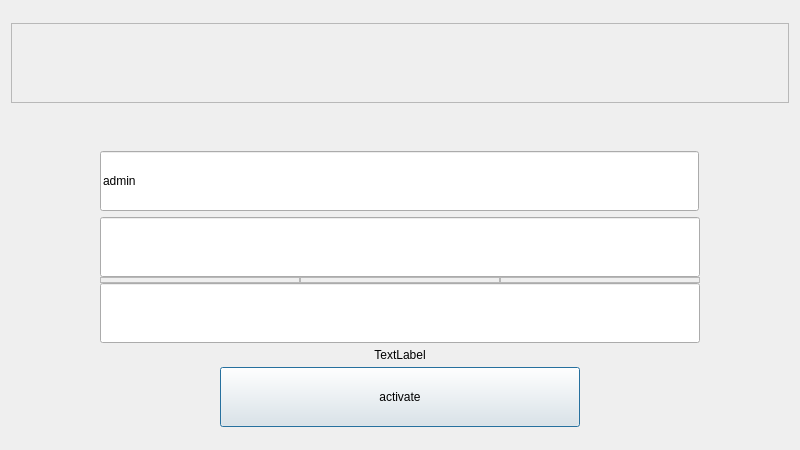
First picture: the form in app/Activation/activationdialog.ui, repository jinhang87/qtutil, before the edit.
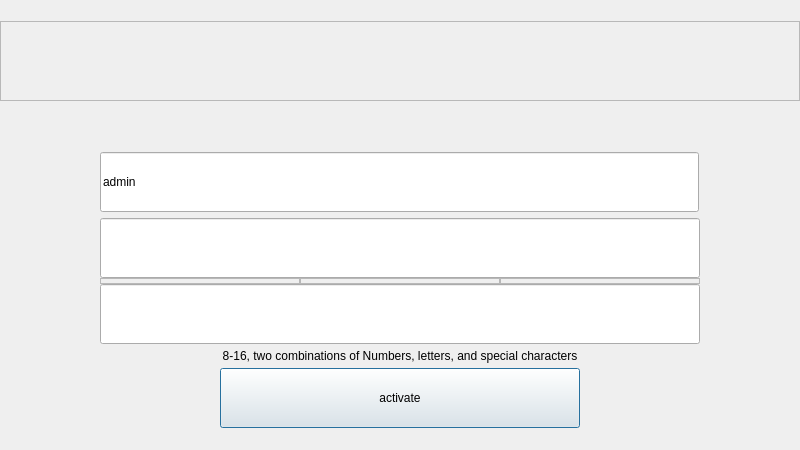
Second picture: the form after the edit.

What changed in the file:
```diff
--- a/app/Activation/activationdialog.ui
+++ b/app/Activation/activationdialog.ui
@@ -14,6 +14,21 @@
    <string>Dialog</string>
   </property>
   <layout class="QVBoxLayout" name="verticalLayout_2">
+   <property name="spacing">
+    <number>0</number>
+   </property>
+   <property name="leftMargin">
+    <number>0</number>
+   </property>
+   <property name="topMargin">
+    <number>0</number>
+   </property>
+   <property name="rightMargin">
+    <number>0</number>
+   </property>
+   <property name="bottomMargin">
+    <number>0</number>
+   </property>
    <item>
     <widget class="QFrame" name="frame_5">
      <property name="sizePolicy">
@@ -146,7 +161,7 @@
         </size>
        </property>
        <property name="text">
-        <string>TextLabel</string>
+        <string>8-16, two combinations of Numbers, letters, and special characters</string>
        </property>
        <property name="alignment">
         <set>Qt::AlignCenter</set>
```
Left out of the diff: 6 changed lines with no effect on the pictures.
